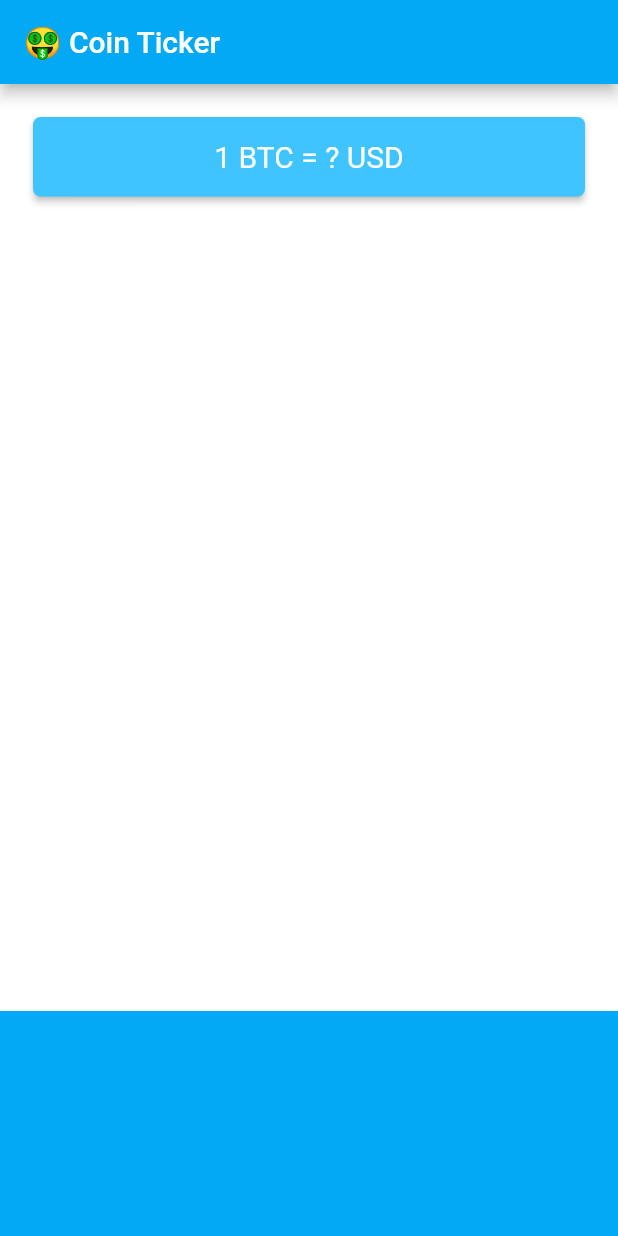
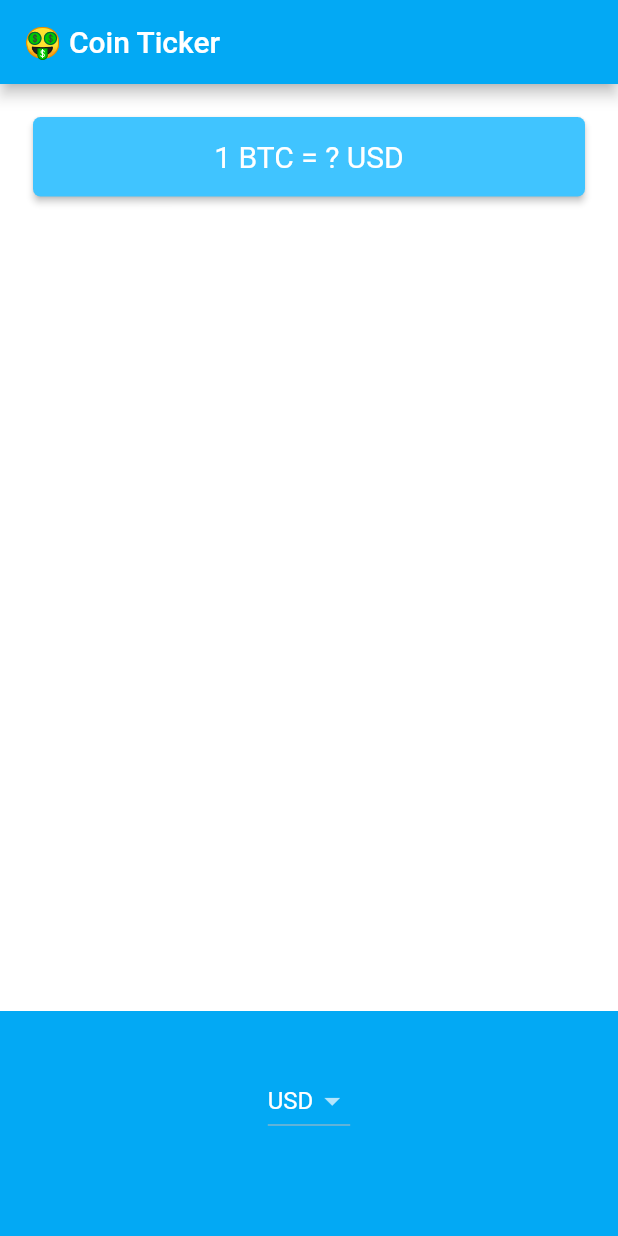
Before and after one commit to charlesreign/cryptoticker, a Flutter app: the screen it shows after launch, on a phone screen of 412 x 824 dp. Run offline on Flutter 3.47's test engine with Material 2 defaults, Android fonts, the phone set to English and light mode, and no system bars.

Commit message:
added the DropownButton with some sample dropdown item

```diff
--- a/lib/price_screen.dart
+++ b/lib/price_screen.dart
@@ -6,6 +6,8 @@ class PriceScreen extends StatefulWidget {
 }
 
 class _PriceScreenState extends State<PriceScreen> {
+  String selectedCurrency = 'USD';
+
   @override
   Widget build(BuildContext context) {
     return Scaffold(
@@ -42,7 +44,19 @@ class _PriceScreenState extends State<PriceScreen> {
             alignment: Alignment.center,
             padding: EdgeInsets.only(bottom: 30.0),
             color: Colors.lightBlue,
-            child: null,
+            child: DropdownButton<String>(
+              value: selectedCurrency,
+              items: [
+                DropdownMenuItem(child: Text('USD'), value: 'USD'),
+                DropdownMenuItem(child: Text('EUR'), value: 'EUR'),
+                DropdownMenuItem(child: Text('GBP'), value: 'GBP')
+              ],
+              onChanged: (value) {
+                setState(() {
+                  selectedCurrency = value;
+                });
+              },
+            ),
           ),
         ],
       ),
```
